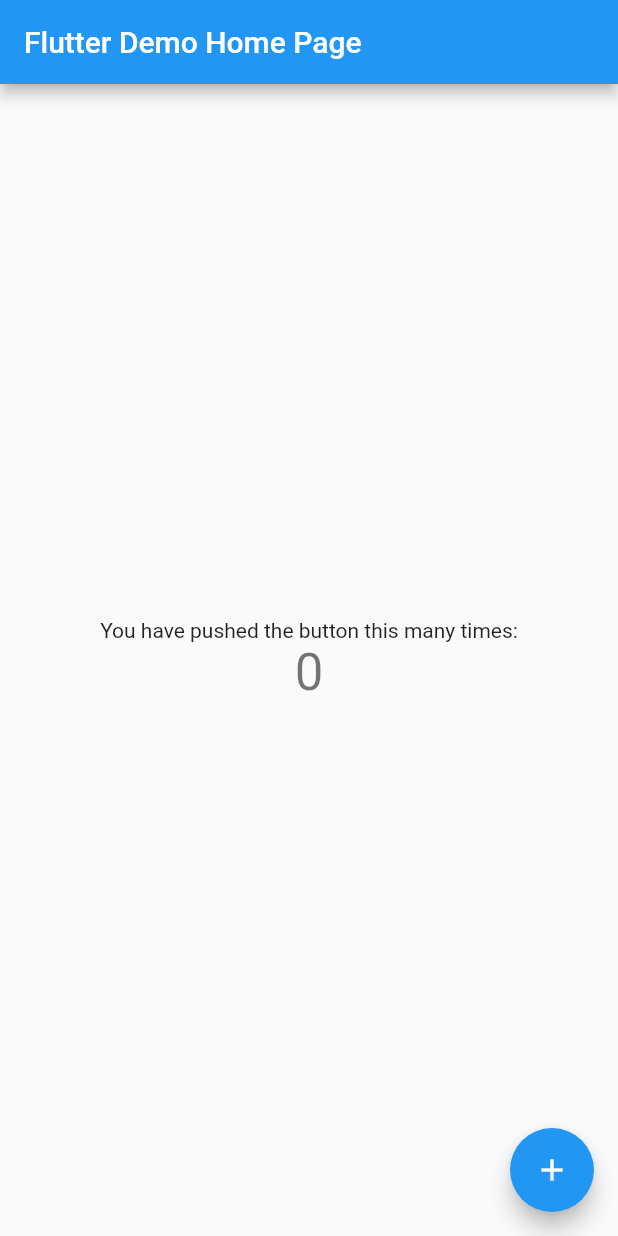
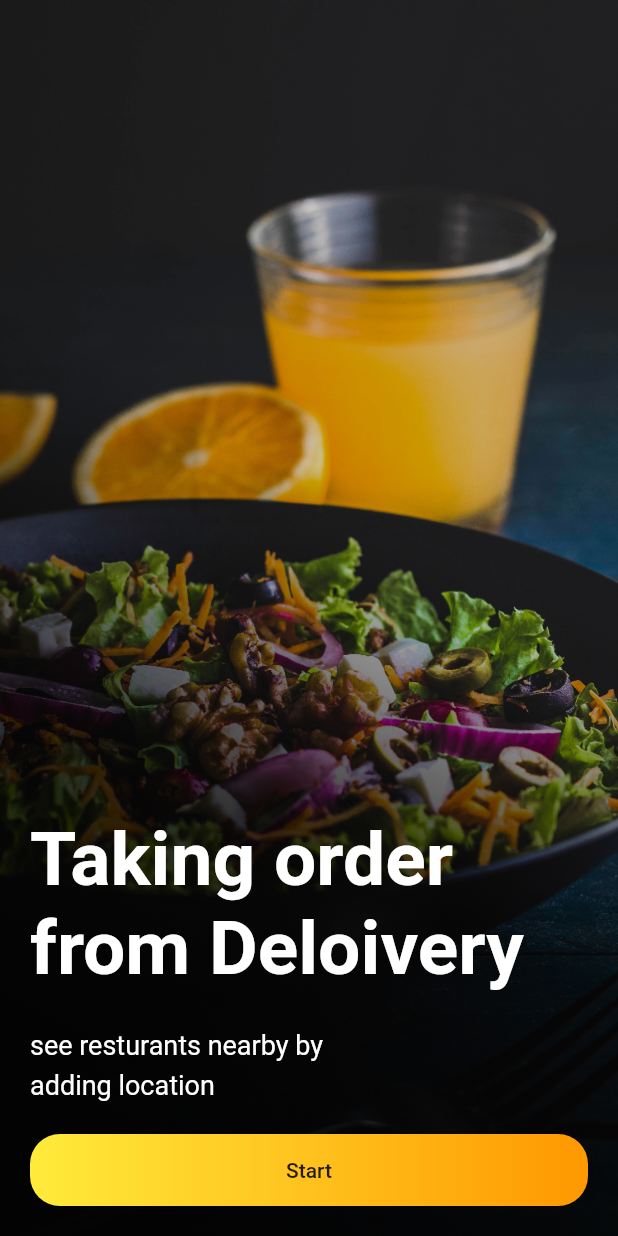
Before and after one commit to MoamenMohamed101/animation_food_screen, a Flutter app: the screen it shows after launch, on a phone screen of 412 x 824 dp. Run offline on Flutter 3.47's test engine with Material 2 defaults, Android fonts, the phone set to English and light mode, and no system bars.

Commit message:
food_screen

```diff
--- a/lib/main.dart
+++ b/lib/main.dart
@@ -1,68 +1,12 @@
 import 'package:flutter/material.dart';
+import 'package:food_app/starterPage.dart';
 
-void main() {
-  runApp(const MyApp());
+main(){
+  runApp(
+     MaterialApp(
+       debugShowCheckedModeBanner: false,
+      theme: ThemeData(),
+      home: const StarterPage(),
+    )
+  );
 }
-
-class MyApp extends StatelessWidget {
-  const MyApp({Key? key}) : super(key: key);
-
-  // This widget is the root of your application.
-  @override
-  Widget build(BuildContext context) {
-    return MaterialApp(
-      title: 'Flutter Demo',
-      theme: ThemeData(
-        primarySwatch: Colors.blue,
-      ),
-      home: const MyHomePage(title: 'Flutter Demo Home Page'),
-    );
-  }
-}
-
-class MyHomePage extends StatefulWidget {
-  const MyHomePage({Key? key, required this.title}) : super(key: key);
-
-  final String title;
-
-  @override
-  State<MyHomePage> createState() => _MyHomePageState();
-}
-
-class _MyHomePageState extends State<MyHomePage> {
-  int _counter = 0;
-
-  void _incrementCounter() {
-    setState(() {
-      _counter++;
-    });
-  }
-
-  @override
-  Widget build(BuildContext context) {
-    return Scaffold(
-      appBar: AppBar(
-        title: Text(widget.title),
-      ),
-      body: Center(
-        child: Column(
-          mainAxisAlignment: MainAxisAlignment.center,
-          children: <Widget>[
-            const Text(
-              'You have pushed the button this many times:',
-            ),
-            Text(
-              '$_counter',
-              style: Theme.of(context).textTheme.headline4,
-            ),
-          ],
-        ),
-      ),
-      floatingActionButton: FloatingActionButton(
-        onPressed: _incrementCounter,
-       // tooltip: 'Increment',
-        child: const Icon(Icons.add),
-      ), // This trailing comma makes auto-formatting nicer for build methods.
-    );
-  }
-}
--- /dev/null
+++ b/lib/starterPage.dart
@@ -0,0 +1,76 @@
+import 'package:flutter/cupertino.dart';
+import 'package:flutter/material.dart';
+
+class StarterPage extends StatefulWidget {
+  const StarterPage({Key? key}) : super(key: key);
+
+  @override
+  State<StarterPage> createState() => _StarterPageState();
+}
+
+class _StarterPageState extends State<StarterPage> {
+  @override
+  Widget build(BuildContext context) {
+    return Scaffold(
+      body: Container(
+        decoration: const BoxDecoration(
+          image: DecorationImage(
+              image: AssetImage('assets/images/starter-image.jpg'),
+              fit: BoxFit.cover),
+        ),
+        child: Container(
+          decoration: BoxDecoration(
+            gradient: LinearGradient(
+              begin: Alignment.bottomCenter,
+              colors: [
+                Colors.black.withOpacity(.9),
+                Colors.black.withOpacity(.8),
+                Colors.black.withOpacity(.2),
+              ],
+            ),
+          ),
+          child: Padding(
+            padding: const EdgeInsets.all(20.0),
+            child: Column(
+              mainAxisAlignment: MainAxisAlignment.end,
+              crossAxisAlignment: CrossAxisAlignment.start,
+              children: [
+                const Text(
+                  'Taking order from Deloivery',
+                  style: TextStyle(
+                      color: Colors.white,
+                      fontSize: 50,
+                      fontWeight: FontWeight.bold),
+                ),
+                const SizedBox(
+                  height: 20,
+                ),
+                const Text(
+                  'see resturants nearby by \nadding location',
+                  style:
+                      TextStyle(fontSize: 18, color: Colors.white, height: 1.5),
+                ),
+                const SizedBox(
+                  height: 20,
+                ),
+                Container(
+                  decoration: BoxDecoration(
+                    borderRadius: BorderRadius.circular(20),
+                    gradient: const LinearGradient(
+                      colors: [Colors.yellow, Colors.orange],
+                    ),
+                  ),
+                  child: MaterialButton(
+                    minWidth: double.infinity,
+                    onPressed: () {},
+                    child: const Text('Start'),
+                  ),
+                )
+              ],
+            ),
+          ),
+        ),
+      ),
+    );
+  }
+}
--- a/pubspec.yaml
+++ b/pubspec.yaml
@@ -58,9 +58,8 @@ flutter:
   uses-material-design: true
 
   # To add assets to your application, add an assets section, like this:
-  # assets:
-  #   - images/a_dot_burr.jpeg
-  #   - images/a_dot_ham.jpeg
+  assets:
+   - assets/images/
 
   # An image asset can refer to one or more resolution-specific "variants", see
   # https://flutter.dev/assets-and-images/#resolution-aware
```
Also changed, not shown: assets/images/one.jpg (added), assets/images/starter-image.jpg (added), assets/images/two.jpg (added), 1 other file.
